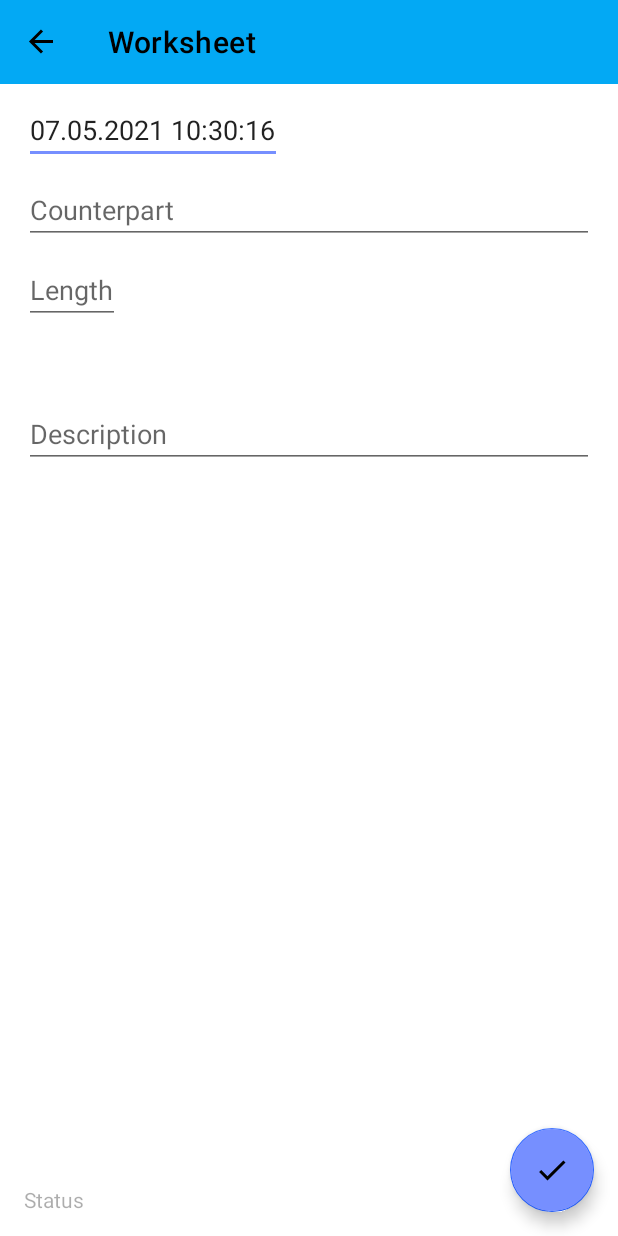
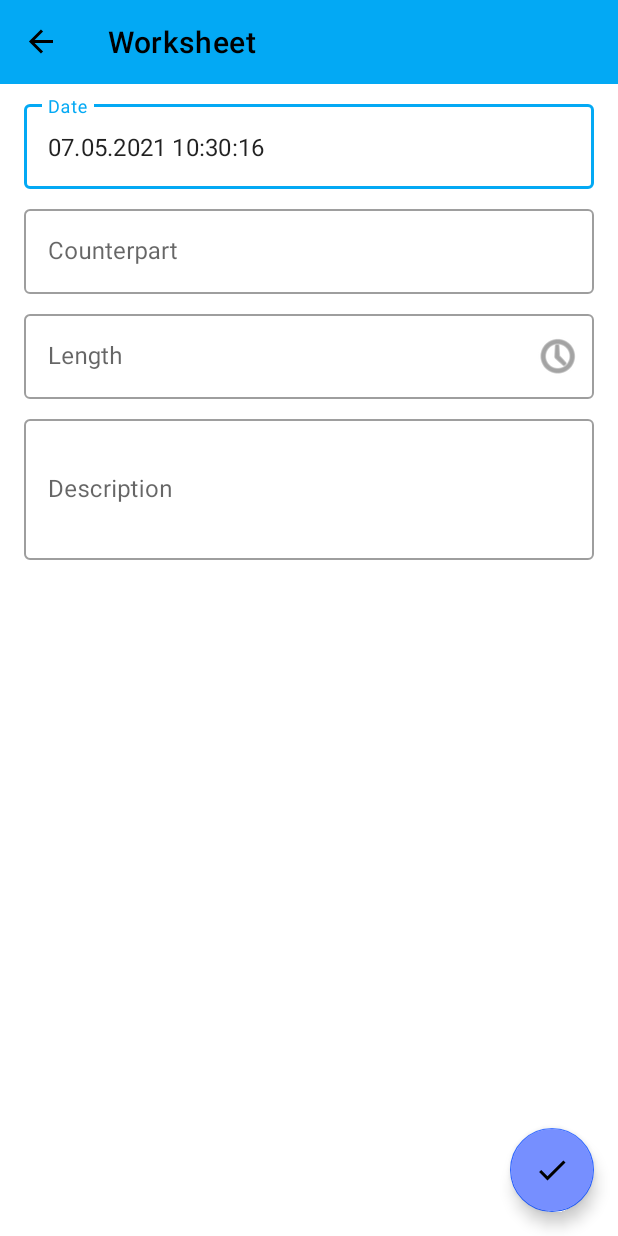
Before and after one commit to Ango1eiro/ERP_Mobile_3, an Android app: the WorksheetFragment screen opened through its navigation route, after a tap on an icon or button, on a phone screen of 412 x 824 dp. Run offline under Robolectric (Android 15) with nearby library versions, the phone set to English and light mode, and no system bars; our stand-ins replace Dagger/Hilt's generated code, Room's generated code, data binding, navigation-ui; 1 statement that could not run was skipped.

Commit message:
erp_mobile 3.0.21 Added time picker for worksheet

```diff
--- a/src/main/java/com/rogoznyak/erp_mobile_3/tasks/task/TaskFragment.kt
+++ b/src/main/java/com/rogoznyak/erp_mobile_3/tasks/task/TaskFragment.kt
@@ -42,12 +42,6 @@ class TaskFragment : Fragment() {
 
     val job = Job()
     val uiScope = CoroutineScope(Dispatchers.Main + job)
-
-    override fun onResume() {
-        super.onResume()
-//        binding.textFieldDate.clearFocus()
-    }
-
 
     override fun onCreateView(
         inflater: LayoutInflater, container: ViewGroup?,
--- a/src/main/java/com/rogoznyak/erp_mobile_3/worksheets/worksheet/WorksheetFragment.kt
+++ b/src/main/java/com/rogoznyak/erp_mobile_3/worksheets/worksheet/WorksheetFragment.kt
@@ -12,8 +12,13 @@ import android.widget.EditText
 import android.widget.Toast
 import androidx.fragment.app.Fragment
 import androidx.lifecycle.Observer
+import androidx.lifecycle.ViewModelProvider
 import androidx.lifecycle.ViewModelProviders
 import androidx.navigation.fragment.findNavController
+import com.google.android.material.snackbar.Snackbar
+import com.google.android.material.timepicker.MaterialTimePicker
+import com.google.android.material.timepicker.MaterialTimePicker.INPUT_MODE_KEYBOARD
+import com.google.android.material.timepicker.TimeFormat
 import com.rogoznyak.erp_mobile_3.MyCustomApplication
 import com.rogoznyak.erp_mobile_3.R
 import com.rogoznyak.erp_mobile_3.Utils.MaskWatcher
@@ -39,19 +44,14 @@ class WorksheetFragment : Fragment() {
     val job = Job()
     val uiScope = CoroutineScope(Dispatchers.Main + job)
 
-    override fun onResume() {
-        super.onResume()
-        binding.editTextDate.clearFocus()
-    }
-
-
     override fun onCreateView(
         inflater: LayoutInflater, container: ViewGroup?,
         savedInstanceState: Bundle?
     ): View? {
 
-        // Initialising dataBinding and viewModel
+        // Initialising daataBinding and viewModel
         binding = WorksheetFragmentBinding.inflate(inflater)
+
         viewModel = ViewModelProviders.of(this).get(WorksheetViewModel::class.java)
         binding.viewModel = viewModel
 
@@ -68,9 +68,9 @@ class WorksheetFragment : Fragment() {
         viewModel.worksheetData.observe(viewLifecycleOwner,
             Observer<Worksheet> { worksheet ->
                 if (!worksheetDataObserved) {
-                    binding.editTextDate.setText(worksheet.date)
-                    binding.editTextDuration.setText(worksheet.duration)
-                    binding.editTextDescription.setText(worksheet.description)
+                    binding.textFieldDate.editText?.setText(worksheet.date)
+                    binding.textFieldDuration.editText?.setText(worksheet.duration)
+                    binding.textFieldDescription.editText?.setText(worksheet.description)
                     viewModel.setCounterpartByGuid(worksheet.counterpart.guid)
                     worksheetDataObserved = true
                 }
@@ -97,17 +97,16 @@ class WorksheetFragment : Fragment() {
         viewModel.worksheetSent.observe(viewLifecycleOwner,
             Observer<Boolean> { isSent ->
                 if (isSent == true) {
-                    binding.textWorksheetStatus.setText(getString(R.string.status_in_progress))
                     binding.progressBar.visibility = View.VISIBLE
                     binding.fab.visibility = View.GONE
                     uiScope.launch(Dispatchers.IO) {
                         try {
                             val todo = TodoRepository().sendWorksheet(
                                 NetworkWorksheet(
-                                    (binding.editTextDate as EditText).text.toString(),
+                                    binding.textFieldDate.editText?.text.toString(),
                                     viewModel.counterpart.value!!.guid,
-                                    binding.editTextDuration.text.toString(),
-                                    binding.editTextDescription.text.toString()
+                                    binding.textFieldDuration.editText?.text.toString(),
+                                    binding.textFieldDescription.editText?.text.toString()
                                 )
                             )
                             viewModel.setWorksheetStatus(todo.title)
@@ -126,7 +125,7 @@ class WorksheetFragment : Fragment() {
 
         viewModel.worksheetStatus.observe(viewLifecycleOwner,
             Observer<String> { text ->
-                    binding.textWorksheetStatus.setText(text)
+                    Snackbar.make(binding.root,text, Snackbar.LENGTH_LONG).show()
                     binding.progressBar.visibility = View.GONE
                     binding.fab.visibility = View.VISIBLE
 
@@ -141,23 +140,37 @@ class WorksheetFragment : Fragment() {
                             guid = viewModel.worksheetData.value!!.guid
                         }
 
-                        TodoRepository().saveWorksheet(DatabaseWorksheet(guid,viewModel.counterpart.value!!.guid,binding.editTextDescription.text.toString(),(binding.editTextDate as EditText).text.toString(),binding.editTextDuration.text.toString()))
+                        TodoRepository().saveWorksheet(
+                            DatabaseWorksheet(guid,viewModel.counterpart.value!!.guid,
+                                binding.textFieldDescription.editText?.text.toString(),
+                                binding.textFieldDate.editText?.text.toString(),
+                                binding.textFieldDuration.editText?.text.toString()))
                     }
                 }
 
 
             })
 
-        viewModel.counterpart.observe(viewLifecycleOwner, Observer { counterpart -> binding.editTextCounterpart.setText(counterpart.name) })
+        viewModel.counterpart.observe(viewLifecycleOwner, Observer { counterpart -> binding.textFieldCounterpart.editText?.setText(counterpart.name) })
 
-        binding.editTextDate.setText(viewModel.date)
+        binding.textFieldDate.editText?.setText(viewModel.date)
 
-        binding.editTextDuration.addTextChangedListener(MaskWatcher("##:##"))
-//        binding.editTextDuration.filters = arrayOf<InputFilter>(LengthFilter(5))
+        binding.textFieldDuration.editText?.addTextChangedListener(MaskWatcher("##:##"))
 
+        binding.textFieldDuration.setEndIconOnClickListener{ v ->
+            val picker = MaterialTimePicker.Builder()
+                .setTimeFormat(TimeFormat.CLOCK_24H)
+                .setHour(0)
+                .setMinute(0)
+                .setInputMode(INPUT_MODE_KEYBOARD)
+                .build()
 
-
-
+            picker.addOnPositiveButtonClickListener { _ ->
+                val sTime = picker.hour.toString() + ":" + picker.minute.toString()
+                binding.textFieldDuration.editText?.setText(sTime)
+            }
+            picker.show(parentFragmentManager,"TAG")
+        }
 
         return binding.root
     }
--- a/src/main/res/layout/task_fragment.xml
+++ b/src/main/res/layout/task_fragment.xml
@@ -88,6 +88,7 @@
                 app:layout_constraintTop_toBottomOf="@+id/textFieldUser">
 
                 <com.google.android.material.textfield.TextInputEditText
+                    android:id="@+id/textFieldDescriptionE"
                     android:layout_width="match_parent"
                     android:layout_height="wrap_content"
                     android:inputType="textCapSentences|textMultiLine|textNoSuggestions"
--- a/src/main/res/layout/worksheet_fragment.xml
+++ b/src/main/res/layout/worksheet_fragment.xml
@@ -20,85 +20,94 @@
             app:layout_constraintGuide_end="@dimen/spacing_normal"
             tools:context=".home.HomeFragment">
 
-            <EditText
-                android:id="@+id/editText_Date"
-                android:layout_width="172dp"
-                android:layout_height="wrap_content"
-                android:layout_marginStart="16dp"
-                android:layout_marginTop="8dp"
-                android:ems="10"
-                android:hint="@string/date_hint"
-                android:inputType="date"
-                app:layout_constraintStart_toStartOf="parent"
-                app:layout_constraintTop_toTopOf="parent"
-                tools:text="01.01.0001 00:00:00"/>
-
-            <EditText
-                android:id="@+id/editText_Counterpart"
+            <com.google.android.material.textfield.TextInputLayout
+                android:id="@+id/textFieldDate"
+                style="@style/Widget.MaterialComponents.TextInputLayout.OutlinedBox"
                 android:layout_width="match_parent"
                 android:layout_height="wrap_content"
                 android:layout_marginStart="16dp"
                 android:layout_marginTop="8dp"
                 android:layout_marginEnd="16dp"
-                android:clickable="true"
-                android:cursorVisible="false"
-                android:ems="10"
-                android:focusable="false"
-                android:hint="@string/counterpart_hint"
-                android:inputType="none"
-                android:onClick="@{() -> viewModel.onButtonClicked()}"
-                app:layout_constraintStart_toStartOf="parent"
-                app:layout_constraintTop_toBottomOf="@+id/editText_Date" />
+                android:hint="@string/date_hint"
+                app:layout_constraintTop_toTopOf="parent">
 
-            <EditText
-                android:id="@+id/editTextDuration"
-                android:layout_width="64dp"
-                android:layout_height="wrap_content"
-                android:layout_marginStart="16dp"
-                android:layout_marginTop="8dp"
-                android:ems="10"
-                android:hint="@string/length_hint"
-                android:inputType="datetime"
-                app:layout_constraintStart_toStartOf="parent"
-                app:layout_constraintTop_toBottomOf="@+id/editText_Counterpart" />
+                <com.google.android.material.textfield.TextInputEditText
+                    android:layout_width="match_parent"
+                    android:layout_height="wrap_content" />
+            </com.google.android.material.textfield.TextInputLayout>
 
-            <EditText
-                android:id="@+id/editTextDescription"
-                android:layout_width="0dp"
+            <com.google.android.material.textfield.TextInputLayout
+                android:id="@+id/textFieldCounterpart"
+                style="@style/Widget.MaterialComponents.TextInputLayout.OutlinedBox"
+                android:layout_width="match_parent"
                 android:layout_height="wrap_content"
                 android:layout_marginStart="16dp"
                 android:layout_marginTop="8dp"
                 android:layout_marginEnd="16dp"
-                android:ems="10"
-                android:gravity="bottom"
+                android:hint="@string/counterpart_hint"
+                app:layout_constraintTop_toBottomOf="@+id/textFieldDate">
+
+                <com.google.android.material.textfield.TextInputEditText
+                    android:layout_width="match_parent"
+                    android:layout_height="wrap_content"
+                    android:clickable="true"
+                    android:focusable="false"
+                    android:onClick="@{() -> viewModel.onButtonClicked()}"
+                    android:inputType="textNoSuggestions"/>
+            </com.google.android.material.textfield.TextInputLayout>
+
+            <com.google.android.material.textfield.TextInputLayout
+                android:id="@+id/textFieldDuration"
+                style="@style/Widget.MaterialComponents.TextInputLayout.OutlinedBox"
+                android:layout_width="match_parent"
+                android:layout_height="wrap_content"
+                android:layout_marginTop="8dp"
+                android:hint="@string/length_hint"
+                android:layout_marginStart="16dp"
+                android:layout_marginEnd="16dp"
+                app:endIconDrawable="@android:drawable/ic_menu_recent_history"
+
+                app:endIconMode="custom"
+                app:layout_constraintTop_toBottomOf="@+id/textFieldCounterpart"
+                tools:layout_editor_absoluteX="16dp">
+
+                <com.google.android.material.textfield.TextInputEditText
+                    android:id="@+id/textFieldDurationE"
+                    android:layout_width="match_parent"
+                    android:layout_height="wrap_content"
+                    android:inputType="datetime" />
+            </com.google.android.material.textfield.TextInputLayout>
+
+            <com.google.android.material.textfield.TextInputLayout
+                android:id="@+id/textFieldDescription"
+                style="@style/Widget.MaterialComponents.TextInputLayout.OutlinedBox"
+                android:layout_width="match_parent"
+                android:layout_height="wrap_content"
+                android:layout_marginStart="16dp"
+                android:layout_marginTop="8dp"
+                android:layout_marginEnd="16dp"
                 android:hint="@string/description_hint"
-                android:inputType="textCapSentences|textMultiLine"
-                android:minLines="3"
-                app:layout_constraintEnd_toEndOf="parent"
-                app:layout_constraintStart_toStartOf="parent"
-                app:layout_constraintTop_toBottomOf="@+id/editTextDuration" />
+                app:layout_constraintTop_toBottomOf="@+id/textFieldDuration">
+
+                <com.google.android.material.textfield.TextInputEditText
+                    android:id="@+id/textFieldDescriptionE"
+                    android:layout_width="match_parent"
+                    android:layout_height="wrap_content"
+                    android:inputType="textCapSentences|textMultiLine|textNoSuggestions"
+                    android:minLines="3"/>
+            </com.google.android.material.textfield.TextInputLayout>
 
             <ProgressBar
                 android:id="@+id/progressBar"
                 style="?android:attr/progressBarStyle"
                 android:layout_width="wrap_content"
                 android:layout_height="wrap_content"
-                android:layout_marginTop="8dp"
-                android:layout_marginEnd="16dp"
                 android:indeterminate="true"
                 android:visibility="invisible"
+                android:layout_marginTop="24dp"
                 app:layout_constraintEnd_toEndOf="parent"
-                app:layout_constraintTop_toTopOf="parent" />
-
-            <TextView
-                android:id="@+id/textWorksheetStatus"
-                android:layout_width="72dp"
-                android:layout_height="18dp"
-                android:layout_marginStart="16dp"
-                android:alpha="0.6"
-                android:text="@string/status_hint"
-                app:layout_constraintBottom_toBottomOf="parent"
-                app:layout_constraintStart_toStartOf="parent" />
+                app:layout_constraintStart_toStartOf="parent"
+                app:layout_constraintTop_toBottomOf="@+id/textFieldDescription" />
 
         </androidx.constraintlayout.widget.ConstraintLayout>
 
```
